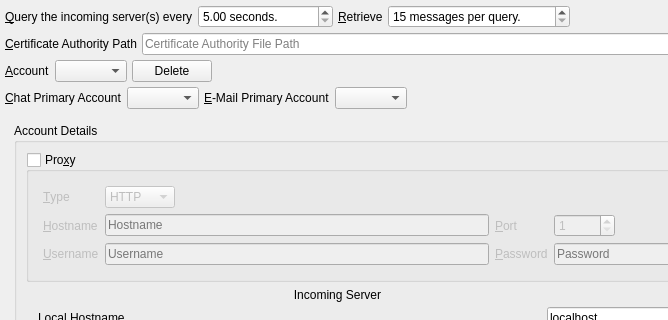
Old version of the form branches/trunk/UI/spot-on-poptastic-retrophone-settings.ui in the repository textbrowser/spot-on; both pictures show x 0 to 668 and y 0 to 320 of the 995 by 450 pixel window.
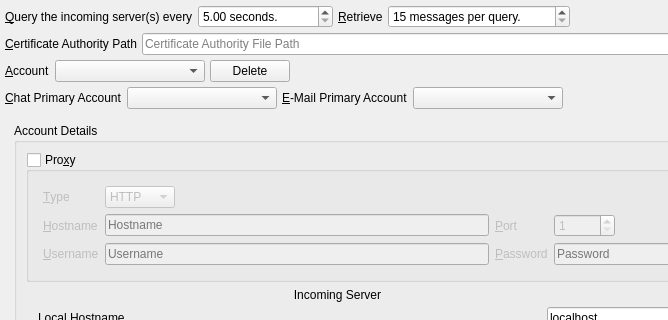
New version of the form. Icons and pictures are not drawn.

Commit message: Minimum contents lengths.

```diff
--- a/branches/trunk/UI/spot-on-poptastic-retrophone-settings.ui
+++ b/branches/trunk/UI/spot-on-poptastic-retrophone-settings.ui
@@ -147,6 +147,9 @@
        <property name="sizeAdjustPolicy">
         <enum>QComboBox::AdjustToContents</enum>
        </property>
+       <property name="minimumContentsLength">
+        <number>15</number>
+       </property>
       </widget>
      </item>
      <item>
@@ -188,6 +191,9 @@
        <property name="sizeAdjustPolicy">
         <enum>QComboBox::AdjustToContents</enum>
        </property>
+       <property name="minimumContentsLength">
+        <number>15</number>
+       </property>
       </widget>
      </item>
      <item>
@@ -205,6 +211,9 @@
        <property name="sizeAdjustPolicy">
         <enum>QComboBox::AdjustToContents</enum>
        </property>
+       <property name="minimumContentsLength">
+        <number>15</number>
+       </property>
       </widget>
      </item>
      <item>
```
Left out of the diff: 2 changed lines with no effect on the pictures. The commit also changes 10 other files.
